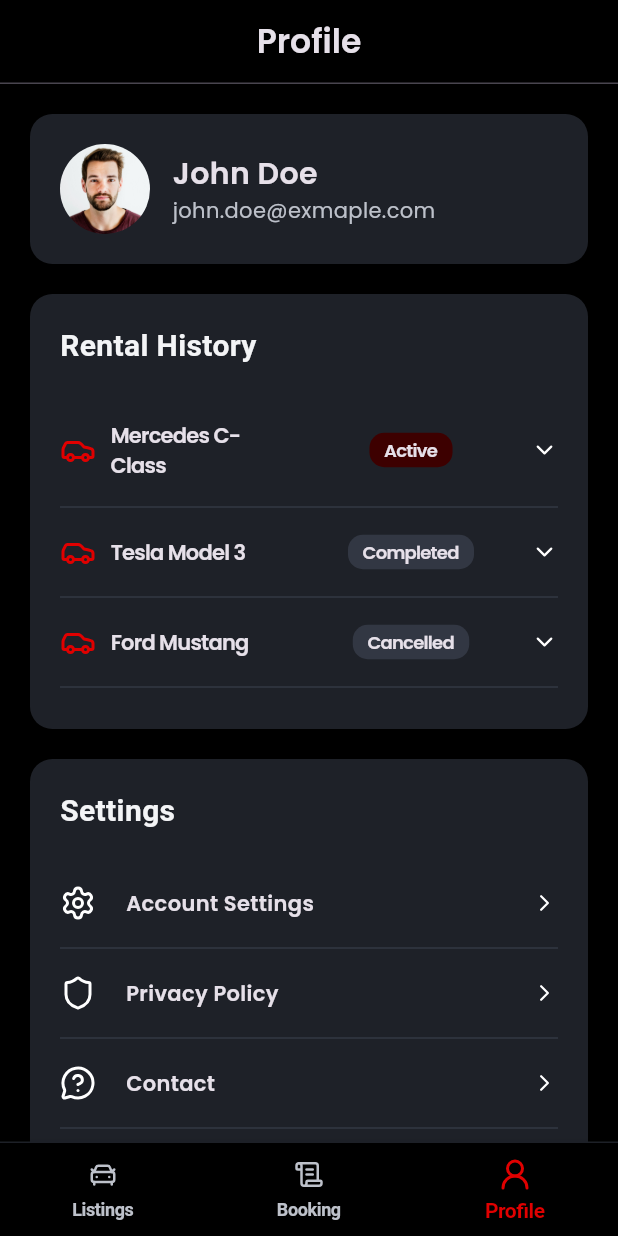
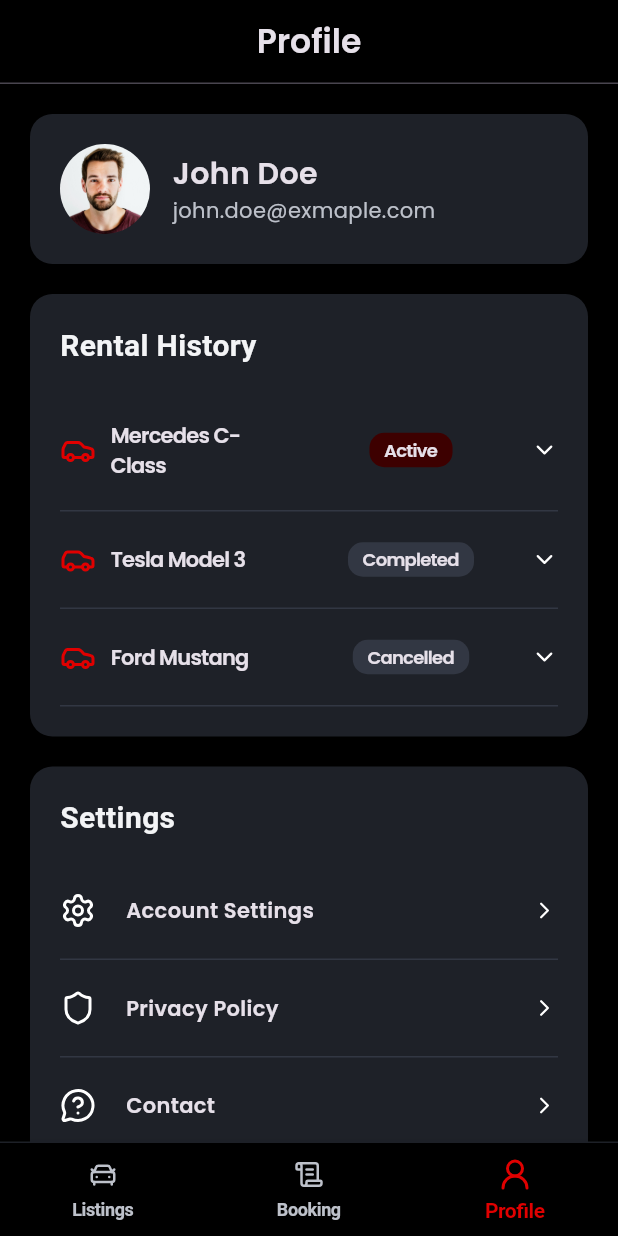
Before and after one commit to kuba122388/Vrooom, a Flutter app: the MainNavigationPage screen opened by its route, item 3 of the bottom bar chosen, on a phone screen of 412 x 824 dp. Run offline on Flutter 3.47's test engine with Material 3 defaults, Android fonts, the phone set to English and light mode, and no system bars; our stand-ins replace flutter_bloc, flutter_svg, pinput.

Commit message:
Feature(Refactor): Add Edit Profile Page and improved UI consistenct across several widgets (#9)
* refactor: Change in car status row, pressable text and settings tile

- Set height of divider to 1 and increase padding in car status row
- Set the same delay mechanism in pressable text like in primary button
- Add callback to settings tile

* feat: add edit profile details

- Navigate to details profile page after clicking on Account Settings
- Add new SVGs (key-round, mail, phone)

```diff
--- a/lib/core/configs/assets/app_vectors.dart
+++ b/lib/core/configs/assets/app_vectors.dart
@@ -32,4 +32,8 @@ class AppVectors {
   static const settings = '${basePath}settings$format';
   static const privacyPolicy = '${basePath}shield$format';
   static const contact = '${basePath}message-circle$format';
+
+  static const mail = '${basePath}mail$format';
+  static const phone = '${basePath}phone$format';
+  static const key = '${basePath}key-round$format';
 }
--- a/lib/core/configs/routes/app_router.dart
+++ b/lib/core/configs/routes/app_router.dart
@@ -6,6 +6,7 @@ import 'package:vrooom/presentation/auth/pages/verification_success_page.dart';
 import 'package:vrooom/presentation/listings/pages/booking_details_page.dart';
 import 'package:vrooom/presentation/listings/pages/car_details_page.dart';
 import 'package:vrooom/presentation/listings/pages/listings_page.dart';
+import 'package:vrooom/presentation/profile/pages/edit_profile_details.dart';
 import 'package:vrooom/presentation/splash/pages/splash_page.dart';
 
 import '../../../presentation/main/pages/main_navigation_page.dart';
@@ -41,6 +42,10 @@ class AppRouter {
       case AppRoutes.bookingDetails:
         return MaterialPageRoute(builder: (_) => const BookingDetailsPage());
 
+      case AppRoutes.editProfileDetails:
+        return MaterialPageRoute(builder: (_) => const EditProfileDetails());
+
+
       default:
         return MaterialPageRoute(
           builder: (_) => Scaffold(
--- a/lib/core/configs/routes/app_routes.dart
+++ b/lib/core/configs/routes/app_routes.dart
@@ -10,4 +10,5 @@ class AppRoutes {
   static const String listings = '/listings';
   static const String carDetails = '/carDetails';
   static const String bookingDetails = '/bookingDetailsPage';
+  static const String editProfileDetails = '/editProfileDetails';
 }
--- a/lib/presentation/profile/pages/profile_page.dart
+++ b/lib/presentation/profile/pages/profile_page.dart
@@ -59,7 +59,6 @@ class ProfilePage extends StatelessWidget {
               title: "Rental History",
               child: Column(
                 children: [
-                  SizedBox(height: AppSpacing.xs),
                   CarStatusRow(carName: "Mercedes C-Class", status: RentalStatus.active,),
                   CarStatusRow(carName: "Tesla Model 3", status: RentalStatus.completed,),
                   CarStatusRow(carName: "Ford Mustang", status: RentalStatus.cancelled,),
@@ -67,20 +66,20 @@ class ProfilePage extends StatelessWidget {
               ),
             ),
             const SizedBox(height: AppSpacing.md),
-            const InfoSectionCard(
+            InfoSectionCard(
               title: "Settings",
               child: Column(
                 children: [
-                  SizedBox(height: AppSpacing.xs),
                   SettingsTile(
-                    icon: AppSvg(asset: AppVectors.settings),
+                    icon: const AppSvg(asset: AppVectors.settings),
                     label: "Account Settings",
+                    onTap: () => Navigator.pushNamed(context, AppRoutes.editProfileDetails),
                   ),
-                  SettingsTile(
+                  const SettingsTile(
                     icon: AppSvg(asset: AppVectors.privacyPolicy),
                     label: "Privacy Policy",
                   ),
-                  SettingsTile(
+                  const SettingsTile(
                     icon: AppSvg(asset: AppVectors.contact),
                     label: "Contact",
                   )
--- a/lib/presentation/profile/widgets/car_status_row.dart
+++ b/lib/presentation/profile/widgets/car_status_row.dart
@@ -46,7 +46,7 @@ class CarStatusRow extends StatelessWidget {
     return Column(
       children: [
         Padding(
-          padding: const EdgeInsets.symmetric(vertical: 10.0),
+          padding: const EdgeInsets.symmetric(vertical: 20.0),
           child: Row(
             mainAxisSize: MainAxisSize.max,
             children: [
@@ -93,7 +93,7 @@ class CarStatusRow extends StatelessWidget {
             ],
           ),
         ),
-        Divider(color: AppColors.container.neutral700)
+        Divider(color: AppColors.container.neutral700, height: 1,)
       ],
     );
   }
--- a/lib/presentation/profile/widgets/settings_tile.dart
+++ b/lib/presentation/profile/widgets/settings_tile.dart
@@ -8,11 +8,13 @@ import '../../../core/configs/theme/app_spacing.dart';
 class SettingsTile extends StatelessWidget {
   final AppSvg icon;
   final String label;
+  final VoidCallback? onTap;
 
   const SettingsTile({
     super.key,
     required this.icon,
     required this.label,
+    this.onTap,
   });
 
   @override
@@ -20,7 +22,9 @@ class SettingsTile extends StatelessWidget {
     return Column(
       children: [
         Padding(
-          padding: const EdgeInsets.symmetric(vertical: 10.0),
+          padding: const EdgeInsets.symmetric(vertical: 20.0),
+          child: InkWell(
+            onTap: onTap,
             child: Row(
               children: [
                 icon,
@@ -40,7 +44,11 @@ class SettingsTile extends StatelessWidget {
               ],
             ),
           ),
-        Divider(color: AppColors.container.neutral700),
+        ),
+        Divider(
+          color: AppColors.container.neutral700,
+          height: 1,
+        ),
       ],
     );
   }
```
Also changed, not shown: lib/core/common/widgets/pressable_text.dart (+8 -3 lines), lib/presentation/profile/pages/edit_profile_details.dart (added, +77 -0 lines), assets/vectors/key-round.svg (added), assets/vectors/mail.svg (added), assets/vectors/phone.svg (added). Lines whose indentation alone changed are shown as unchanged.
